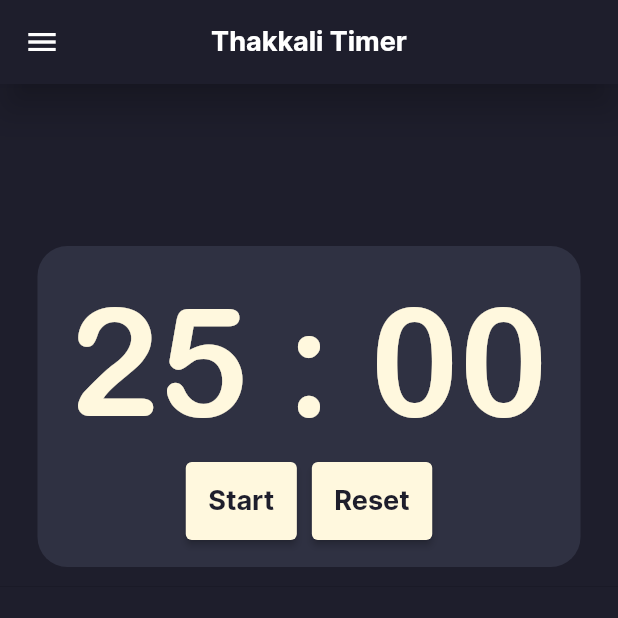
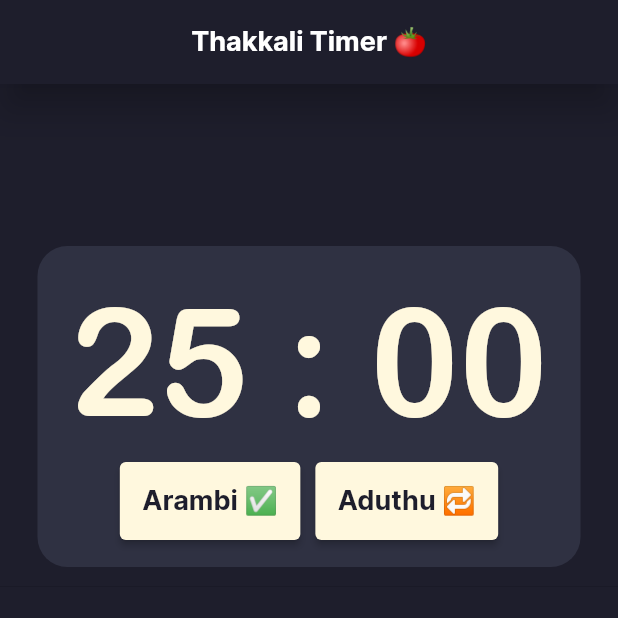
Before and after one commit to JustinBenito/Simpodoro, a Flutter app: the screen it shows after launch, on a phone screen of 412 x 824 dp, the top half of it. Run offline on Flutter 3.47's test engine with Material 2 defaults, Android fonts, the phone set to English and light mode, and no system bars.

Commit message:
finally fully working

```diff
--- a/lib/countdown.dart
+++ b/lib/countdown.dart
@@ -14,6 +14,7 @@ class _PomodoroTimerState extends State<PomodoroTimer> {
   Timer? _timer;
   bool isPomodoro = true;
   var formatter = NumberFormat("00");
+  bool isWaitingToStart = true; // Start with waiting state
 
   @override
   void dispose() {
@@ -25,6 +26,9 @@ class _PomodoroTimerState extends State<PomodoroTimer> {
     if (_timer != null) {
       _timer!.cancel();
     }
+    setState(() {
+      isRunning = true;
+    });
 
     int totalSeconds = minutes * 60 + seconds;
 
@@ -35,6 +39,7 @@ class _PomodoroTimerState extends State<PomodoroTimer> {
           minutes = totalSeconds ~/ 60;
           seconds = totalSeconds % 60;
         } else {
+          _timer!.cancel(); // Cancel the timer when it reaches 0
           _transitionToNextSession();
         }
       });
@@ -54,6 +59,7 @@ class _PomodoroTimerState extends State<PomodoroTimer> {
     startTimer();
     setState(() {
       isRunning = true;
+      isWaitingToStart = false; // No longer waiting once started
     });
   }
 
@@ -78,9 +84,9 @@ class _PomodoroTimerState extends State<PomodoroTimer> {
       isPomodoro = false;
       minutes = 5;
       seconds = 0;
-      isRunning = true;
+      isRunning = false;
+      isWaitingToStart = true;
     });
-    startTimer(); // Start the break timer
   }
 
   void _transitionToPomodoro() {
@@ -88,16 +94,16 @@ class _PomodoroTimerState extends State<PomodoroTimer> {
       isPomodoro = true;
       minutes = 25;
       seconds = 0;
-      isRunning = true;
+      isRunning = false;
+      isWaitingToStart = true;
     });
-    startTimer(); // Start the Pomodoro timer
   }
 
   void resetTimer() {
     stopTimer();
 
     setState(() {
-      isRunning = false;
+      isWaitingToStart = true; // Reset the flag to waiting state
       if (isPomodoro) {
         minutes = 25;
       } else {
@@ -115,7 +121,7 @@ class _PomodoroTimerState extends State<PomodoroTimer> {
         children: [
           Text(
             "${formatter.format(minutes)} : ${formatter.format(seconds)}",
-            style: Theme.of(context).textTheme.bodyLarge,
+            style: Theme.of(context).textTheme.bodyText1,
           ),
           SizedBox(height: 10),
           Row(
@@ -126,11 +132,15 @@ class _PomodoroTimerState extends State<PomodoroTimer> {
                   if (isRunning) {
                     pauseTimer();
                   } else {
-                    resumeTimer();
+                    if (isWaitingToStart) {
+                      resumeTimer(); // Resume if waiting
+                    } else {
+                      startTimer(); // Start the timer only if not waiting
+                    }
                   }
                 },
                 child: Text(
-                  isRunning ? 'Pause' : 'Start',
+                  isRunning ? 'Niruthu ✋' : 'Arambi ✅',
                   style: Theme.of(context).textTheme.bodySmall,
                 ),
               ),
@@ -138,7 +148,7 @@ class _PomodoroTimerState extends State<PomodoroTimer> {
               ElevatedButton(
                 onPressed: isRunning ? stopTimer : resetTimer,
                 child: Text(
-                  isRunning ? 'Stop' : 'Reset',
+                  isRunning ? 'Aduthu ✅' : 'Aduthu 🔁',
                   style: Theme.of(context).textTheme.bodySmall,
                 ),
               ),
--- a/lib/home.dart
+++ b/lib/home.dart
@@ -12,63 +12,63 @@ class Home extends StatelessWidget {
     return Scaffold(
       backgroundColor: blackhowlprimary,
       appBar: AppBar(
-        title: Text('Thakkali Timer'),
+        title: Text('Thakkali Timer 🍅'),
       ),
-      drawer: Drawer(
-          backgroundColor: blackhowllight,
-          child: Padding(
-            padding: const EdgeInsets.all(18.0),
-            child: ListView(
-              children: [
-                Text('Settings',
-                    style: Theme.of(context).textTheme.headlineLarge),
-                Divider(
-                  thickness: 1,
-                  color: White,
-                ),
-                SizedBox(
-                  height: 20,
-                ),
-                Column(
-                  mainAxisAlignment: MainAxisAlignment.center,
-                  children: [
-                    TextField(
-                      decoration: InputDecoration(
-                        labelStyle: Theme.of(context).textTheme.headlineMedium,
-                        labelText: "Pomodoro Time ",
-                        hintText: "25 Minutes",
-                      ),
-                    ),
-                    SizedBox(height: 10),
-                    TextField(
-                      decoration: InputDecoration(
-                        labelStyle: Theme.of(context).textTheme.headlineMedium,
-                        labelText: "Break Time ",
-                        hintText: "5 Minutes",
-                      ),
-                    ),
-                    // SizedBox(height: 10),
-                    // TextField(
-                    //   decoration: InputDecoration(
-                    //     labelStyle: Theme.of(context).textTheme.headlineMedium,
-                    //     labelText: "Long Break Time",
-                    //     hintText: "15 Minutes",
-                    //   ),
-                    // ),
-                    SizedBox(
-                      height: 20,
-                    ),
-                    ElevatedButton(
-                        onPressed: () {},
-                        child: Text(
-                          'Idhaan',
-                          style: Theme.of(context).textTheme.bodySmall,
-                        )),
-                  ],
-                )
-              ],
-            ),
-          )),
+      // drawer: Drawer(
+      //     backgroundColor: blackhowllight,
+      //     child: Padding(
+      //       padding: const EdgeInsets.all(18.0),
+      //       child: ListView(
+      //         children: [
+      //           Text('Settings',
+      //               style: Theme.of(context).textTheme.headlineLarge),
+      //           Divider(
+      //             thickness: 1,
+      //             color: White,
+      //           ),
+      //           SizedBox(
+      //             height: 20,
+      //           ),
+      //           Column(
+      //             mainAxisAlignment: MainAxisAlignment.center,
+      //             children: [
+      //               TextField(
+      //                 decoration: InputDecoration(
+      //                   labelStyle: Theme.of(context).textTheme.headlineMedium,
+      //                   labelText: "Pomodoro Time ",
+      //                   hintText: "25 Minutes",
+      //                 ),
+      //               ),
+      //               SizedBox(height: 10),
+      //               TextField(
+      //                 decoration: InputDecoration(
+      //                   labelStyle: Theme.of(context).textTheme.headlineMedium,
+      //                   labelText: "Break Time ",
+      //                   hintText: "5 Minutes",
+      //                 ),
+      //               ),
+      //               // SizedBox(height: 10),
+      //               // TextField(
+      //               //   decoration: InputDecoration(
+      //               //     labelStyle: Theme.of(context).textTheme.headlineMedium,
+      //               //     labelText: "Long Break Time",
+      //               //     hintText: "15 Minutes",
+      //               //   ),
+      //               // ),
+      //               SizedBox(
+      //                 height: 20,
+      //               ),
+      //               ElevatedButton(
+      //                   onPressed: () {},
+      //                   child: Text(
+      //                     'Idhaan',
+      //                     style: Theme.of(context).textTheme.bodySmall,
+      //                   )),
+      //             ],
+      //           )
+      //         ],
+      //       ),
+      //     )),
       body: PomoTimer(),
     );
   }
--- a/lib/theme.dart
+++ b/lib/theme.dart
@@ -4,6 +4,7 @@ import 'package:flutter/material.dart';
 const Color blackhowlprimary = Color(0xff1E1E2C);
 const Color blackhowllight = Color(0xff2F3142);
 const Color blackhowlcontrast = Color(0xffFFF8DE);
+
 const Color White = Color(0xffffffff);
 
 final ThemeData blackHowl = ThemeData(
```
